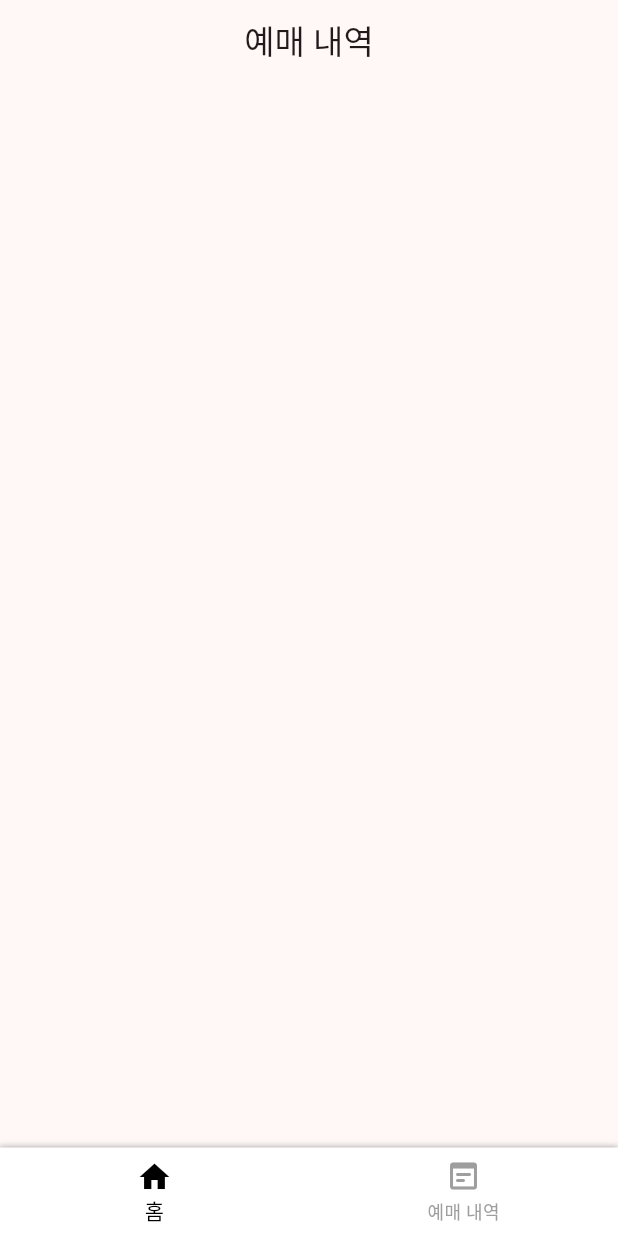
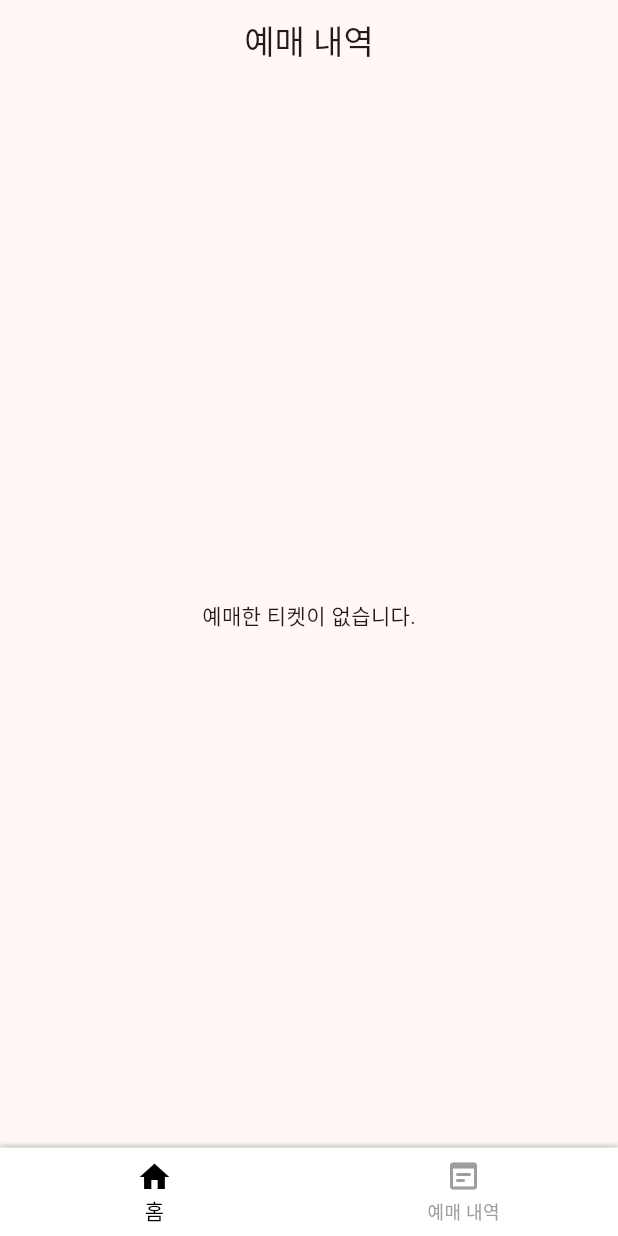
Before and after one commit to ilsong963/flutter_train_app, a Flutter app: the TrainReservationDetailPage screen opened by its route, on a phone screen of 412 x 824 dp. Run offline on Flutter 3.47's test engine with Material 3 defaults, Android fonts, the phone set to English and light mode, and no system bars; our stand-ins replace go_router.

Commit message:
feat: 빈 내역 안내 문구 추가

```diff
--- a/lib/page/train_reservation_detail/train_reservation_detail_page.dart
+++ b/lib/page/train_reservation_detail/train_reservation_detail_page.dart
@@ -16,6 +16,10 @@ class TrainReservationDetailPage extends StatelessWidget {
         child: ValueListenableBuilder<List<TrainReservationModel>>(
           valueListenable: TrainReservationValueNotifier.trainReservationList,
           builder: (context, items, child) {
+            if (items.isEmpty) {
+              return Center(child: Text("예매한 티켓이 없습니다."));
+            }
+
             return ListView.builder(
               padding: EdgeInsets.all(16),
               itemCount: items.length,
```
